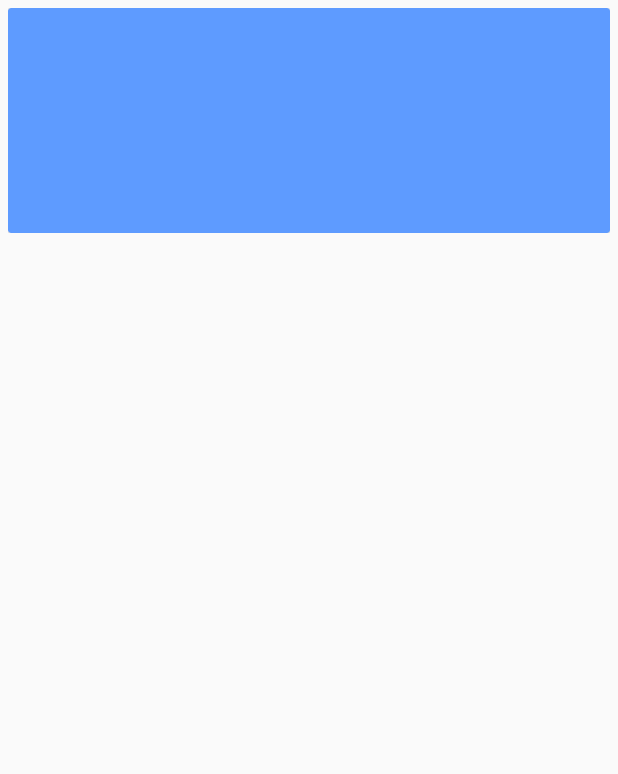
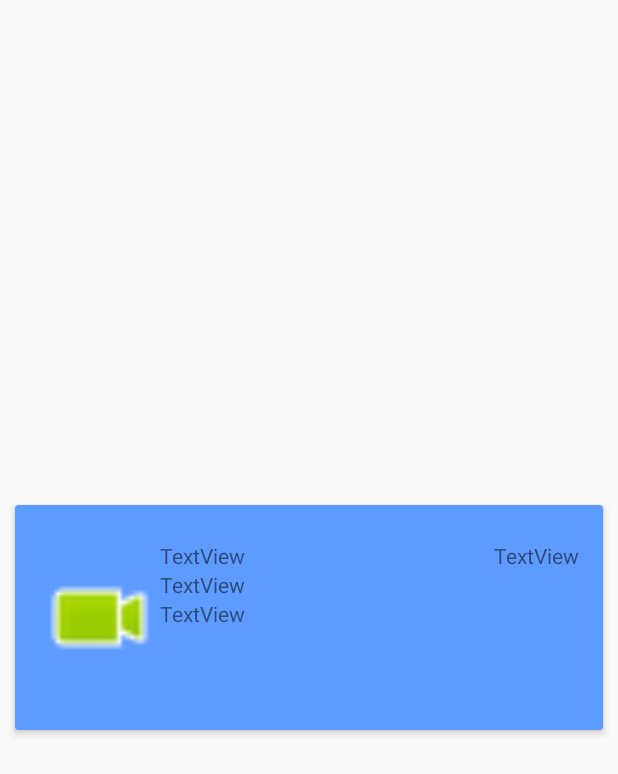
Before and after one commit to JackTrbosjek/TrafficApplication, an Android app: the layout fragment_file.xml on its own in the app's theme, with its tools: preview values and no code run, on a phone screen of 412 x 824 dp. Shown: the top 774 px of the screen. Run offline under Robolectric (Android 15) with nearby library versions, the phone set to English and light mode, and no system bars.

Commit message:
Recording video, image Taking GPS coordinats, saving local

```diff
--- a/app/build.gradle
+++ b/app/build.gradle
@@ -36,7 +36,9 @@ dependencies {
     compile 'com.android.support:support-v4:25.3.1'
     compile 'com.android.support:recyclerview-v7:25.3.1'
     compile 'com.android.support:cardview-v7:25.3.1'
+    compile 'com.google.android.gms:play-services-location:10.2.4'
     compile 'com.github.satyan:sugar:1.5'
+    compile 'com.squareup.picasso:picasso:2.5.2'
     testCompile 'junit:junit:4.12'
     annotationProcessor 'com.google.dagger:dagger-compiler:2.9'
     annotationProcessor 'com.jakewharton:butterknife-compiler:8.5.1'
--- a/app/src/main/java/diplomski/jakov/trafficapplication/models/LocalFile.java
+++ b/app/src/main/java/diplomski/jakov/trafficapplication/models/LocalFile.java
@@ -3,7 +3,6 @@ package diplomski.jakov.trafficapplication.models;
 
 
 import com.orm.SugarRecord;
-import com.orm.dsl.Unique;
 
 import java.util.Date;
 
@@ -12,8 +11,6 @@ import diplomski.jakov.trafficapplication.models.Enums.RecordType;
 
 
 public class LocalFile extends SugarRecord {
-    @Unique
-    public String id;
 
     public FileType fileType;
 
@@ -27,6 +24,8 @@ public class LocalFile extends SugarRecord {
 
     public double longitude;
 
+    public float accuracy;
+
     public String linkToFile;
 
     public Date dateCreated;
--- a/app/src/main/res/layout/fragment_file.xml
+++ b/app/src/main/res/layout/fragment_file.xml
@@ -1,35 +1,66 @@
 <?xml version="1.0" encoding="utf-8"?>
-<LinearLayout xmlns:android="http://schemas.android.com/apk/res/android"
-    xmlns:tools="http://schemas.android.com/tools"
-    xmlns:card_view="http://schemas.android.com/apk/res-auto"
+<android.support.v7.widget.CardView xmlns:android="http://schemas.android.com/apk/res/android"
+    xmlns:app="http://schemas.android.com/apk/res-auto"
+    android:id="@+id/card_view"
+    style="@style/MyCardViewStyle"
     android:layout_width="match_parent"
-    android:layout_height="wrap_content"
-    android:padding="5dp"
-    android:orientation="horizontal">
-    <android.support.v7.widget.CardView
-        xmlns:card_view="http://schemas.android.com/apk/res-auto"
-        android:id="@+id/card_view"
-        android:layout_gravity="center"
+    android:layout_height="150dp"
+    android:layout_gravity="center"
+    android:layout_margin="10dp">
+
+    <RelativeLayout
         android:layout_width="match_parent"
-        android:layout_height="150dp"
-        style="@style/MyCardViewStyle">
+        android:layout_height="match_parent"
+        android:orientation="vertical">
 
-        <LinearLayout
-            android:layout_width="match_parent"
+        <ImageView
+            android:id="@+id/item_preview"
+            android:layout_width="70dp"
             android:layout_height="match_parent"
-            android:orientation="vertical">
+            android:layout_alignParentBottom="true"
+            android:layout_alignParentLeft="true"
+            android:layout_alignParentStart="true"
+            android:layout_alignParentTop="true"
+            android:layout_margin="5dp"
+            app:srcCompat="@android:drawable/presence_video_online" />
 
-            <TextView
-                android:id="@+id/id"
-                android:layout_width="match_parent"
-                android:layout_height="wrap_content" />
+        <TextView
+            android:id="@+id/item_date_created"
+            android:layout_width="wrap_content"
+            android:layout_height="wrap_content"
+            android:layout_alignParentTop="true"
+            android:layout_toEndOf="@+id/item_preview"
+            android:layout_toLeftOf="@+id/item_sync"
+            android:layout_toRightOf="@+id/item_preview"
+            android:text="TextView" />
 
-            <TextView
-                android:id="@+id/content"
-                android:layout_width="match_parent"
-                android:layout_height="wrap_content" />
-        </LinearLayout>
+        <TextView
+            android:id="@+id/item_location"
+            android:layout_width="wrap_content"
+            android:layout_height="wrap_content"
+            android:layout_below="@+id/item_date_created"
+            android:layout_toEndOf="@+id/item_preview"
+            android:layout_toRightOf="@+id/item_preview"
+            android:text="TextView" />
 
-    </android.support.v7.widget.CardView>
+        <TextView
+            android:id="@+id/item_type"
+            android:layout_width="wrap_content"
+            android:layout_height="wrap_content"
+            android:layout_below="@+id/item_location"
+            android:layout_toEndOf="@+id/item_preview"
+            android:layout_toRightOf="@+id/item_preview"
+            android:text="TextView" />
 
-</LinearLayout>
+        <TextView
+            android:id="@+id/item_sync"
+            android:layout_width="wrap_content"
+            android:layout_height="wrap_content"
+            android:layout_alignParentEnd="true"
+            android:layout_alignParentRight="true"
+            android:layout_alignParentTop="true"
+            android:text="TextView" />
+
+    </RelativeLayout>
+
+</android.support.v7.widget.CardView>
--- a/app/src/main/res/values/styles.xml
+++ b/app/src/main/res/values/styles.xml
@@ -10,7 +10,7 @@
 
     <style name="MyCardViewStyle" parent="Theme.AppCompat.Light">
         <item name="cardCornerRadius">2dp</item>
-        <item name="cardElevation">2dp</item>
+        <item name="cardElevation">3dp</item>
         <item name="contentPaddingBottom">24dp</item>
         <item name="contentPaddingTop">24dp</item>
         <item name="contentPaddingLeft">16dp</item>
```
Also changed, not shown: app/src/main/AndroidManifest.xml (+6 -1 lines), app/src/main/java/diplomski/jakov/trafficapplication/FileFragment.java (+1 -9 lines), app/src/main/java/diplomski/jakov/trafficapplication/HomeFragment.java (+22 -7 lines), app/src/main/java/diplomski/jakov/trafficapplication/MyFileRecyclerViewAdapter.java (+33 -9 lines), app/src/main/java/diplomski/jakov/trafficapplication/dummy/DummyContent.java (deleted, +0 -72 lines), app/src/main/java/diplomski/jakov/trafficapplication/services/GPSService.java (added, +164 -0 lines), app/src/main/java/diplomski/jakov/trafficapplication/util/DateFormats.java (added, +9 -0 lines), app/src/main/java/diplomski/jakov/trafficapplication/util/VideoRequestHandler.java (added, +28 -0 lines).
